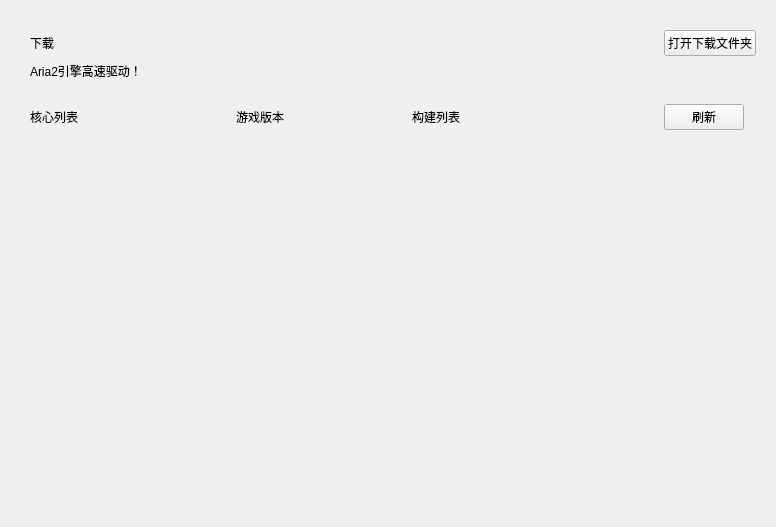
Above: QtUI/Pages/downloadInterface.ui from MCSLTeam/MCSL2 before the change. Below: the same form after it.
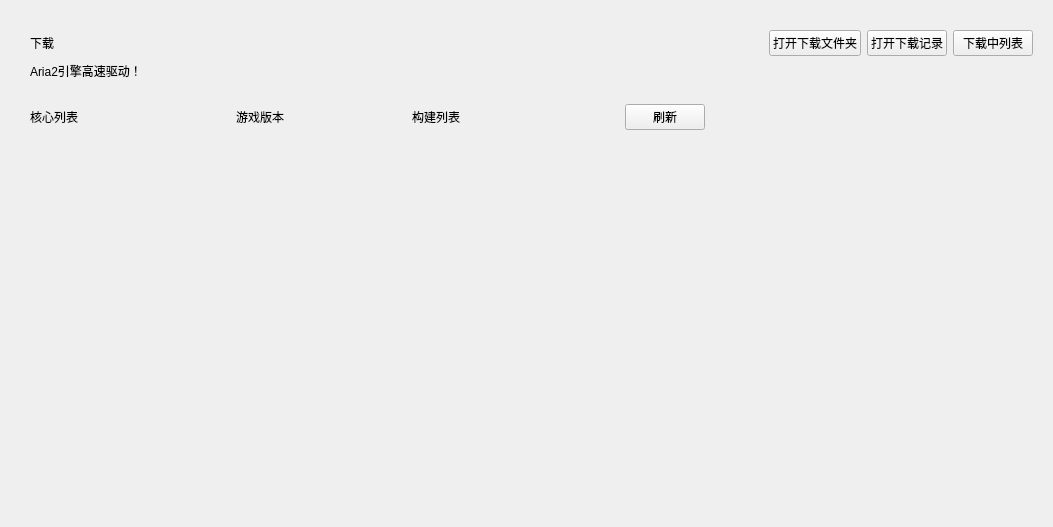
That is the form after the change. Custom widgets are drawn as their Qt base class.

Commit message: A | 新的下载界面

What changed in the file:
```diff
--- a/QtUI/Pages/downloadInterface.ui
+++ b/QtUI/Pages/downloadInterface.ui
@@ -6,7 +6,7 @@
    <rect>
     <x>0</x>
     <y>0</y>
-    <width>776</width>
+    <width>1053</width>
     <height>527</height>
    </rect>
   </property>
@@ -36,7 +36,55 @@
      </property>
     </spacer>
    </item>
-   <item row="1" column="2" rowspan="2" colspan="2">
+   <item row="3" column="4">
+    <widget class="SmoothScrollArea" name="downloadingItemWidget">
+     <property name="sizePolicy">
+      <sizepolicy hsizetype="Fixed" vsizetype="Expanding">
+       <horstretch>0</horstretch>
+       <verstretch>0</verstretch>
+      </sizepolicy>
+     </property>
+     <property name="minimumSize">
+      <size>
+       <width>310</width>
+       <height>0</height>
+      </size>
+     </property>
+     <property name="maximumSize">
+      <size>
+       <width>310</width>
+       <height>16777215</height>
+      </size>
+     </property>
+     <property name="frameShape">
+      <enum>QFrame::NoFrame</enum>
+     </property>
+     <property name="widgetResizable">
+      <bool>true</bool>
+     </property>
+     <property name="alignment">
+      <set>Qt::AlignHCenter|Qt::AlignTop</set>
+     </property>
+     <widget class="QWidget" name="scrollAreaWidgetContents">
+      <property name="geometry">
+       <rect>
+        <x>0</x>
+        <y>0</y>
+        <width>310</width>
+        <height>407</height>
+       </rect>
+      </property>
+      <property name="sizePolicy">
+       <sizepolicy hsizetype="Expanding" vsizetype="Expanding">
+        <horstretch>0</horstretch>
+        <verstretch>0</verstretch>
+       </sizepolicy>
+      </property>
+      <layout class="QVBoxLayout" name="downloadingItemLayout"/>
+     </widget>
+    </widget>
+   </item>
+   <item row="1" column="2" rowspan="2" colspan="3">
     <widget class="QWidget" name="titleLimitWidget" native="true">
      <layout class="QGridLayout" name="gridLayout_4">
       <item row="0" column="0">
@@ -81,6 +129,32 @@
         </property>
        </widget>
       </item>
+      <item row="0" column="2">
+       <widget class="TransparentPushButton" name="openDownloadEntriesBtn">
+        <property name="sizePolicy">
+         <sizepolicy hsizetype="Fixed" vsizetype="Fixed">
+          <horstretch>0</horstretch>
+          <verstretch>0</verstretch>
+         </sizepolicy>
+        </property>
+        <property name="text">
+         <string>打开下载记录</string>
+        </property>
+       </widget>
+      </item>
+      <item row="0" column="3">
+       <widget class="TransparentTogglePushButton" name="showDownloadingItemBtn">
+        <property name="sizePolicy">
+         <sizepolicy hsizetype="Fixed" vsizetype="Fixed">
+          <horstretch>0</horstretch>
+          <verstretch>0</verstretch>
+         </sizepolicy>
+        </property>
+        <property name="text">
+         <string>下载中列表</string>
+        </property>
+       </widget>
+      </item>
      </layout>
     </widget>
    </item>
@@ -170,7 +244,7 @@
         <widget class="SmoothScrollArea" name="buildScrollArea">
          <property name="minimumSize">
           <size>
-           <width>304</width>
+           <width>20</width>
            <height>0</height>
           </size>
          </property>
@@ -191,8 +265,8 @@
            <rect>
             <x>0</x>
             <y>0</y>
-            <width>336</width>
-            <height>349</height>
+            <width>294</width>
+            <height>351</height>
            </rect>
           </property>
           <layout class="QVBoxLayout" name="verticalLayout_2">
@@ -591,11 +665,26 @@
    <extends>QPushButton</extends>
    <header>qfluentwidgets</header>
   </customwidget>
+  <customwidget>
+   <class>ToggleButton</class>
+   <extends>PushButton</extends>
+   <header>qfluentwidgets</header>
+  </customwidget>
   <customwidget>
    <class>TransparentPushButton</class>
    <extends>PushButton</extends>
    <header>qfluentwidgets</header>
   </customwidget>
+  <customwidget>
+   <class>TransparentTogglePushButton</class>
+   <extends>ToggleButton</extends>
+   <header>qfluentwidgets</header>
+  </customwidget>
+  <customwidget>
+   <class>VerticalSeparator</class>
+   <extends>QWidget</extends>
+   <header>qfluentwidgets</header>
+  </customwidget>
   <customwidget>
    <class>SmoothScrollArea</class>
    <extends>QScrollArea</extends>
```
Left out of the diff: 77 changed lines with no effect on the pictures. The commit also changes 6 other files.
